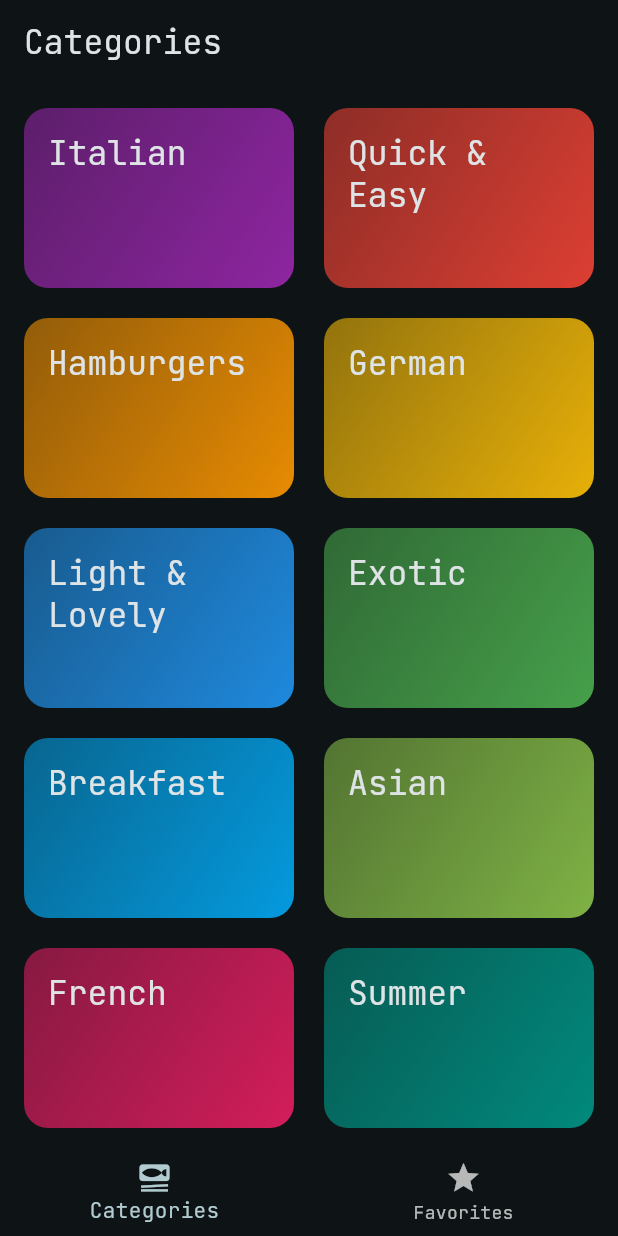
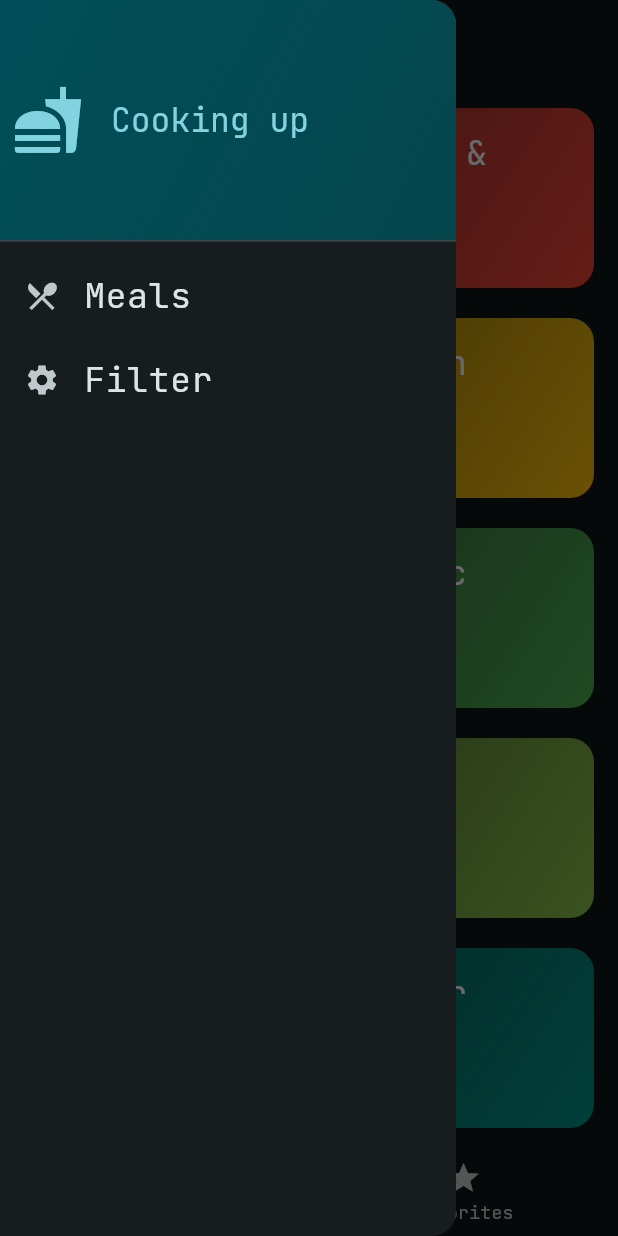
Before and after one commit to krishnakireeti-2k7/meals_app, a Flutter app: the screen it shows after launch, with the side drawer open (before the commit the screen has no drawer), on a phone screen of 412 x 824 dp. Run offline on Flutter 3.47's test engine with Material 3 defaults, Android fonts, the phone set to English and light mode, and no system bars; our stand-ins replace google_fonts, transparent_image.

Commit message:
added AppDrawer

```diff
--- a/lib/main.dart
+++ b/lib/main.dart
@@ -1,7 +1,6 @@
 import 'package:flutter/material.dart';
 
 import 'package:google_fonts/google_fonts.dart';
-import 'package:meals_app/screens/catagories.dart';
 import 'package:meals_app/screens/tabs.dart';
 
 final theme = ThemeData(
--- a/lib/screens/tabs.dart
+++ b/lib/screens/tabs.dart
@@ -2,6 +2,7 @@ import 'package:flutter/material.dart';
 import 'package:meals_app/models/meal.dart';
 import 'package:meals_app/screens/catagories.dart';
 import 'package:meals_app/screens/meals.dart';
+import 'package:meals_app/widgets/main_drawer.dart';
 
 class TabsScreen extends StatefulWidget {
   TabsScreen({super.key});
@@ -56,6 +57,7 @@ class _TabsScreen extends State<TabsScreen> {
       activePageTitle = 'Favorites';
     }
     return Scaffold(
+      drawer: MainDrawer(),
       appBar: AppBar(title: Text(activePageTitle)),
       body: activePage,
       bottomNavigationBar: BottomNavigationBar(
--- /dev/null
+++ b/lib/widgets/main_drawer.dart
@@ -0,0 +1,68 @@
+import 'package:flutter/material.dart';
+
+class MainDrawer extends StatelessWidget {
+  const MainDrawer({super.key});
+
+  @override
+  Widget build(BuildContext context) {
+    return Drawer(
+      child: Column(
+        children: [
+          DrawerHeader(
+            padding: EdgeInsets.all(8),
+            decoration: BoxDecoration(
+              gradient: LinearGradient(
+                colors: [
+                  Theme.of(context).colorScheme.primaryContainer,
+                  Theme.of(
+                    context,
+                  ).colorScheme.primaryContainer.withOpacity(0.8),
+                ],
+                begin: Alignment.topLeft,
+                end: Alignment.bottomRight,
+              ),
+            ),
+            child: Row(
+              children: [
+                Icon(
+                  Icons.fastfood,
+                  size: 48,
+                  color: Theme.of(context).colorScheme.primary,
+                ),
+                SizedBox(width: 18),
+                Text(
+                  "Cooking up",
+                  style: Theme.of(context).textTheme.titleLarge!.copyWith(
+                    color: Theme.of(context).colorScheme.primary,
+                  ),
+                ),
+              ],
+            ),
+          ),
+          ListTile(
+            leading: Icon(Icons.restaurant_menu, size: 24),
+            title: Text(
+              'Meals',
+              style: Theme.of(context).textTheme.bodyLarge!.copyWith(
+                color: Theme.of(context).colorScheme.onBackground,
+                fontSize: 23,
+              ),
+            ),
+            onTap: () {},
+          ),
+          ListTile(
+            leading: Icon(Icons.settings, size: 24),
+            title: Text(
+              'Filter',
+              style: Theme.of(context).textTheme.bodyLarge!.copyWith(
+                color: Theme.of(context).colorScheme.onBackground,
+                fontSize: 23,
+              ),
+            ),
+            onTap: () {},
+          ),
+        ],
+      ),
+    );
+  }
+}
```
